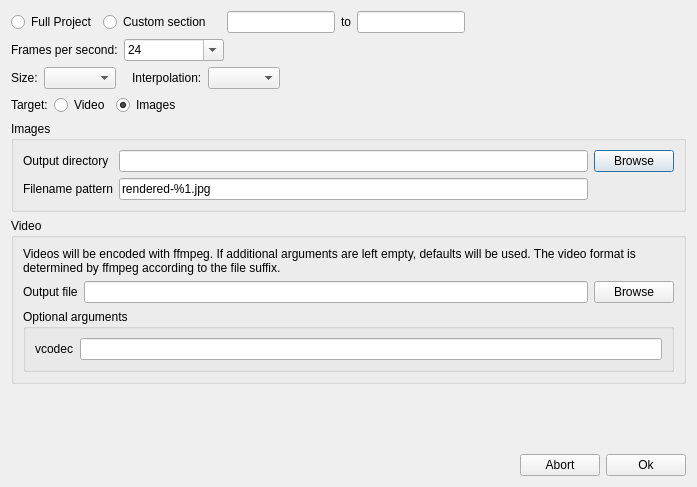
Before: the Qt Designer form slowmoVideo/slowmoUI/dialogues/renderingDialog.ui in slowmoVideo/slowmoVideo, drawn with Qt 5.
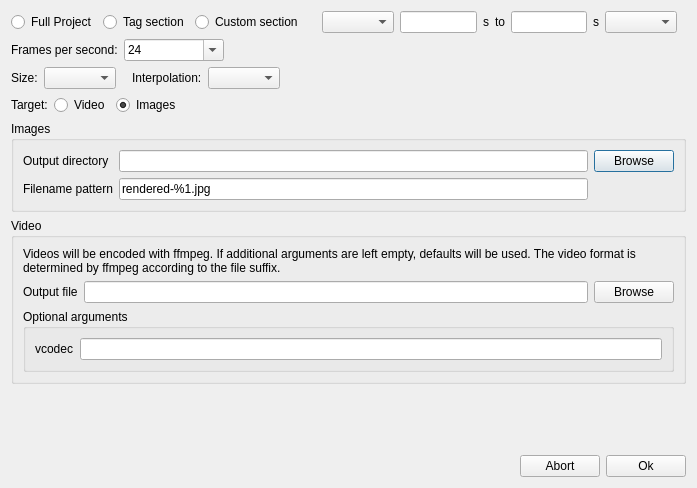
After: the same form once the commit is applied.

Commit message: Slowmo UI: Rendering sub-sections of the project activated. Either by giving two tags or by entering a time range.

Diff of the .ui file:
```diff
--- a/slowmoVideo/slowmoUI/dialogues/renderingDialog.ui
+++ b/slowmoVideo/slowmoUI/dialogues/renderingDialog.ui
@@ -7,7 +7,7 @@
     <x>0</x>
     <y>0</y>
     <width>697</width>
-    <height>487</height>
+    <height>488</height>
    </rect>
   </property>
   <property name="windowTitle">
@@ -26,6 +26,13 @@
        </property>
       </widget>
      </item>
+     <item>
+      <widget class="QRadioButton" name="radioTagSection">
+       <property name="text">
+        <string>Tag section</string>
+       </property>
+      </widget>
+     </item>
      <item>
       <widget class="QRadioButton" name="radioSection">
        <property name="text">
@@ -43,12 +50,15 @@
        </property>
        <property name="sizeHint" stdset="0">
         <size>
-         <width>10</width>
+         <width>13</width>
          <height>20</height>
         </size>
        </property>
       </spacer>
      </item>
+     <item>
+      <widget class="QComboBox" name="cbStartTag"/>
+     </item>
      <item>
       <widget class="QLineEdit" name="timeStart">
        <property name="sizePolicy">
@@ -69,7 +79,14 @@
       </widget>
      </item>
      <item>
-      <widget class="QLabel" name="label_6">
+      <widget class="QLabel" name="lblcUnitStart">
+       <property name="text">
+        <string>s</string>
+       </property>
+      </widget>
+     </item>
+     <item>
+      <widget class="QLabel" name="lblcTo">
        <property name="text">
         <string>to</string>
        </property>
@@ -91,6 +108,16 @@
        </property>
       </widget>
      </item>
+     <item>
+      <widget class="QLabel" name="lblcUnitEnd">
+       <property name="text">
+        <string>s</string>
+       </property>
+      </widget>
+     </item>
+     <item>
+      <widget class="QComboBox" name="cbEndTag"/>
+     </item>
      <item>
       <spacer name="horizontalSpacer_2">
        <property name="orientation">
```
Left out of the diff: 9 changed lines with no effect on the pictures. The commit also changes 11 other files.
